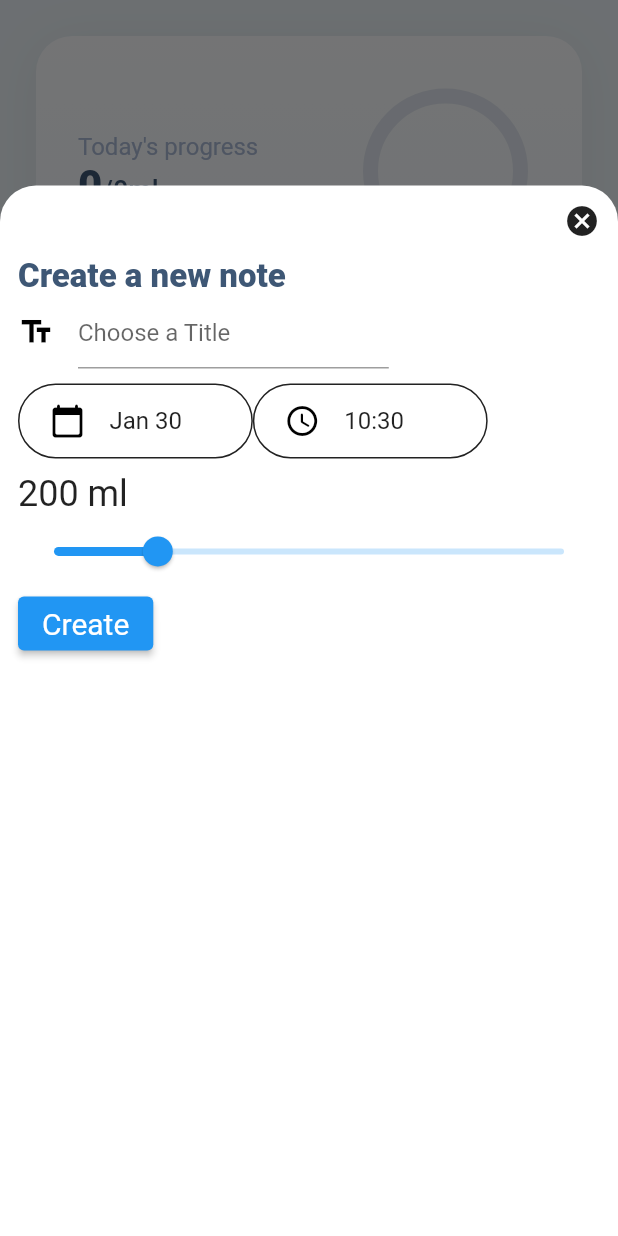
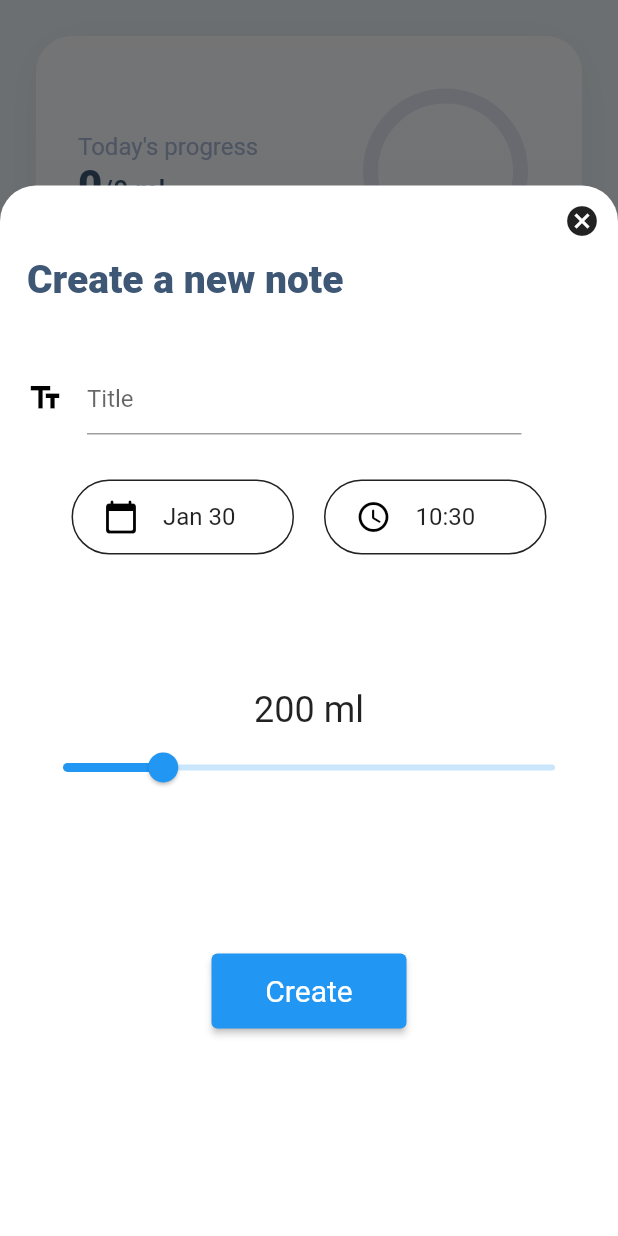
Before and after one commit to pietroventurini/hydra, a Flutter app: the screen it shows once a user with an empty profile is signed in, after a tap on the "add" icon, on a phone screen of 412 x 824 dp. Run offline on Flutter 3.47's test engine with Material 2 defaults, Android fonts, the phone set to English and light mode, and no system bars; our stand-ins replace cloud_firestore, firebase_auth, firebase_core, firebase_messaging, fl_chart, flutter_svg and 1 more; accounts and stored records are empty; network calls fail; Roboto replaces fonts that are missing (Avenir).

Commit message:
ui update

```diff
--- a/lib/database/repository.dart
+++ b/lib/database/repository.dart
@@ -31,7 +31,7 @@ class Repository {
     // FIXME: startOfWeek should be set at 00:00, endOfWeek at 23:59:59
     DateTime startOfWeek = CustomDateUtils.startOfWeek(date);
     DateTime endOfWeek = CustomDateUtils.endOfWeek(date);
-    QuerySnapshot<Map<String, dynamic>> queryResultJson= await _firestore.collection('users')
+    QuerySnapshot<Map<String, dynamic>> queryResultJson = await _firestore.collection('users')
       .doc(FirebaseAuth.instance.currentUser!.uid)
       .collection('records')
       .where("date",
--- a/lib/home.dart
+++ b/lib/home.dart
@@ -32,32 +32,21 @@ class HomeTab extends StatelessWidget {
                 children: [
                   Text(
                     "Today's progress",
-                    style: TextStyle(
-                      fontFamily: 'Avenir',
-                      fontSize: 16,
-                      color: const Color.fromARGB(255, 171, 186, 214), //Colors.black54,
-                      fontWeight: FontWeight.w400,
-                    ),
+                    style: Theme.of(context).textTheme.headline4,
                   ),
                   RichText(
                     text: TextSpan(
-                      style: TextStyle(
-                        fontFamily: 'Avenir',
-                        fontSize: 18,
-                        color: const Color.fromARGB(255, 62, 87, 117), //Colors.black54,
-                        fontWeight: FontWeight.w500,
-                      ),
+                      style: Theme.of(context).textTheme.headline2,
                       children: <TextSpan>[
                         TextSpan(
                           text: history.progressMl.toString(),
                           style: TextStyle(
                             fontSize: 28,
-                            color: const Color.fromARGB(255, 62, 87, 117), //Colors.black87,
                             fontWeight: FontWeight.w900,
                           ),
                         ),
                         TextSpan(
-                          text: "/" + history.goalMl.toString() + "ml",
+                          text: "/${history.goalMl.toString()} ml",
                         ),
                       ],
                     ),
--- a/lib/main.dart
+++ b/lib/main.dart
@@ -39,7 +39,17 @@ class MyApp extends StatelessWidget {
         title: 'Flutter Demo',
         theme: ThemeData(
           primarySwatch: Colors.blue,
-          scaffoldBackgroundColor: const Color(0xfff3f7fb)),
+          scaffoldBackgroundColor: const Color(0xfff3f7fb),
+          fontFamily: 'Avenir',
+          textTheme: TextTheme(
+            headline1: TextStyle(fontSize: 24.0, fontWeight: FontWeight.w600, color: const Color.fromARGB(255, 62, 87, 117)),
+            headline2: TextStyle(fontSize: 18.0, fontWeight: FontWeight.w500, color: const Color.fromARGB(255, 62, 87, 117)),
+            headline3: TextStyle(fontSize: 16.0, fontWeight: FontWeight.w600, color: const Color.fromARGB(255, 62, 87, 117)),
+            headline4: TextStyle(fontSize: 16.0, fontWeight: FontWeight.w400, color: const Color.fromARGB(255, 171, 186, 214)),
+            bodyText1: TextStyle(color: const Color.fromARGB(255, 62, 87, 117)),
+            bodyText2: TextStyle(fontSize: 16.0, color: const Color.fromARGB(255, 62, 87, 117)),
+          ),
+        ),
         restorationScopeId: 'root',
         home: AuthenticationWrapper(),
       ),
--- a/lib/newrecord_menu.dart
+++ b/lib/newrecord_menu.dart
@@ -80,23 +80,29 @@ class _NewRecordMenuState extends State<NewRecordMenu> {
             ),
           ),
           Container(
-            padding: EdgeInsets.symmetric(horizontal: 12),
+            padding: EdgeInsets.symmetric(horizontal: 18),
             child: Column(
-              crossAxisAlignment: CrossAxisAlignment.start,
+              crossAxisAlignment: CrossAxisAlignment.center,
               children: <Widget>[
-                Text(
+                Align(
+                  alignment: Alignment.centerLeft,
+                  child: Padding(
+                    padding: const EdgeInsets.only(bottom: 40.0),
+                    child: Text(
                       widget.edit ? "Edit note" : "Create a new note",
                       style: TextStyle(
                         fontFamily: 'Avenir',
-                    fontSize: 22,
+                        fontSize: 26,
                         color: const Color.fromARGB(255, 62, 87, 117), //Colors.black87,
                         fontWeight: FontWeight.w900,
+                      ),
+                    ),
                   ),
                 ),
                 Align(
                   alignment: Alignment.centerLeft,
                   child: Container(
-                    width: MediaQuery.of(context).size.width * 0.6,
+                    width: MediaQuery.of(context).size.width * 0.8,
                     child: TextFormField(
                       initialValue: widget.edit ? widget.record!.title : null,
                       decoration: InputDecoration(
@@ -104,13 +110,16 @@ class _NewRecordMenuState extends State<NewRecordMenu> {
                           Icons.text_fields,
                           color: Colors.black,
                         ),
-                        hintText: "Choose a Title",
+                        hintText: "Title",
                       ),
                     onChanged: (title) => _title = title,
                     ),
                   ),
                 ),
-                Row(
+                Container(
+                  margin: EdgeInsets.only(top: 20, bottom: 80),
+                  child: Row(
+                    mainAxisAlignment: MainAxisAlignment.center,
                     children: <Widget>[
                       DateTimeContainer(
                         child: TextFormField(
@@ -156,6 +165,7 @@ class _NewRecordMenuState extends State<NewRecordMenu> {
                       ),
                     ],
                   ),
+                ),
                 Text(
                   _amount.toInt().toString() + " ml",
                   style: Theme.of(context).textTheme.headline5
@@ -169,12 +179,16 @@ class _NewRecordMenuState extends State<NewRecordMenu> {
                     setState(() => _amount = value);
                   },
                 ),
+                SizedBox(
+                  height: 100,
+                ),
                 ElevatedButton(
-                  style: ElevatedButton.styleFrom(textStyle: const TextStyle(fontSize: 20)),
+                  style: ElevatedButton.styleFrom(
+                    textStyle: const TextStyle(fontSize: 20),
+                    minimumSize: Size(130,50)
+                  ),
                   onPressed: () {
                     if (_formKey.currentState!.validate()) {
-                      // TODO post record to server
-                      // ...
                       final Record newRecord = new Record(
                         id: widget.id,
                         timestamp: new DateTime(
@@ -208,9 +222,9 @@ class DateTimeContainer extends StatelessWidget {
   @override
   Widget build(BuildContext context) {
     return Container(
-      margin: EdgeInsets.symmetric(vertical: 10),
+      margin: EdgeInsets.all(10),
       padding: EdgeInsets.symmetric(horizontal: 20),
-      width: MediaQuery.of(context).size.width * 0.38,
+      width: MediaQuery.of(context).size.width * 0.36,
       decoration: BoxDecoration(
         color: Colors.transparent,
         borderRadius: BorderRadius.circular(29),
--- a/pubspec.yaml
+++ b/pubspec.yaml
@@ -65,6 +65,7 @@ flutter:
   assets:
     - assets/images/background/
     - assets/images/drink/
+    - assets/images/account/
 
   # An image asset can refer to one or more resolution-specific "variants", see
   # https://flutter.dev/assets-and-images/#resolution-aware.
```
Also changed, not shown: lib/account.dart (+51 -12 lines), lib/history_list.dart (+5 -16 lines), assets/images/account/placeholder.png (added). Lines whose indentation alone changed are shown as unchanged.
